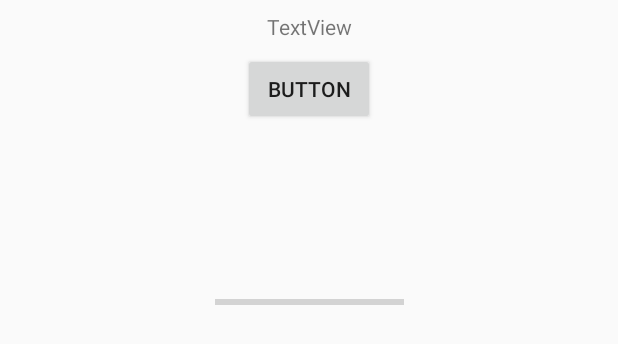
After one commit to LouEdd/Andromeda, an Android app: the layout duel_activity.xml on its own in the app's theme, with its tools: preview values and no code run, on a phone screen of 412 x 824 dp. The commit adds this screen. Shown: the top 344 px of the screen. Run offline under Robolectric (Android 15) with nearby library versions, the phone set to English and light mode, and no system bars.

Commit message:
add xml to custom view

```diff
--- a/AndroidGame/app/build.gradle
+++ b/AndroidGame/app/build.gradle
@@ -16,6 +16,10 @@ android {
             proguardFiles getDefaultProguardFile('proguard-android.txt'), 'proguard-rules.pro'
         }
     }
+    compileOptions {
+        targetCompatibility 1.8
+        sourceCompatibility 1.8
+    }
 }
 
 dependencies {
--- a/AndroidGame/app/src/main/AndroidManifest.xml
+++ b/AndroidGame/app/src/main/AndroidManifest.xml
@@ -16,6 +16,7 @@
                 <category android:name="android.intent.category.LAUNCHER" />
             </intent-filter>
         </activity>
+        <activity android:name=".DuelActivity"></activity>
     </application>
 
 </manifest>
--- a/AndroidGame/app/src/main/java/taing/tran/vivier/androidgame/Artefact/Artefact.java
+++ b/AndroidGame/app/src/main/java/taing/tran/vivier/androidgame/Artefact/Artefact.java
@@ -1,4 +1,6 @@
 package taing.tran.vivier.androidgame.Artefact;
 
-public interface Artefact {
+import android.os.Parcelable;
+
+public interface Artefact extends Parcelable {
 }
--- /dev/null
+++ b/AndroidGame/app/src/main/res/layout/duel_activity.xml
@@ -0,0 +1,71 @@
+<?xml version="1.0" encoding="utf-8"?>
+<android.support.constraint.ConstraintLayout xmlns:android="http://schemas.android.com/apk/res/android"
+    xmlns:app="http://schemas.android.com/apk/res-auto"
+    xmlns:tools="http://schemas.android.com/tools"
+    android:layout_width="match_parent"
+    android:layout_height="match_parent">
+
+    <ProgressBar
+        android:id="@+id/progressBar"
+        style="?android:attr/progressBarStyleHorizontal"
+        android:layout_width="126dp"
+        android:layout_height="43dp"
+        android:layout_marginBottom="8dp"
+        android:layout_marginEnd="8dp"
+        android:layout_marginLeft="8dp"
+        android:layout_marginRight="8dp"
+        android:layout_marginStart="8dp"
+        android:layout_marginTop="172dp"
+        app:layout_constraintEnd_toEndOf="parent"
+        app:layout_constraintStart_toStartOf="parent"
+        app:layout_constraintTop_toTopOf="@+id/hp"
+        app:layout_constraintVertical_bias="0.109" />
+
+    <ListView
+        android:layout_width="323dp"
+        android:layout_height="209dp"
+        android:layout_marginBottom="8dp"
+        android:layout_marginEnd="8dp"
+        android:layout_marginLeft="8dp"
+        android:layout_marginRight="8dp"
+        android:layout_marginStart="8dp"
+        android:layout_marginTop="8dp"
+        app:layout_constraintBottom_toBottomOf="parent"
+        app:layout_constraintEnd_toEndOf="parent"
+        app:layout_constraintHorizontal_bias="0.511"
+        app:layout_constraintStart_toStartOf="parent"
+        app:layout_constraintTop_toTopOf="parent"
+        app:layout_constraintVertical_bias="0.972" />
+
+    <TextView
+        android:id="@+id/hp"
+        android:layout_width="wrap_content"
+        android:layout_height="wrap_content"
+        android:layout_marginBottom="8dp"
+        android:layout_marginEnd="8dp"
+        android:layout_marginLeft="8dp"
+        android:layout_marginRight="8dp"
+        android:layout_marginStart="8dp"
+        android:layout_marginTop="8dp"
+        android:text="TextView"
+        app:layout_constraintEnd_toEndOf="parent"
+        app:layout_constraintStart_toStartOf="parent"
+        app:layout_constraintTop_toTopOf="parent" />
+
+    <Button
+        android:id="@+id/buttonDuel"
+        android:onClick="onClickButtonDuel"
+        android:layout_width="wrap_content"
+        android:layout_height="wrap_content"
+        android:layout_marginBottom="8dp"
+        android:layout_marginEnd="8dp"
+        android:layout_marginLeft="8dp"
+        android:layout_marginRight="8dp"
+        android:layout_marginStart="8dp"
+        android:layout_marginTop="8dp"
+        android:text="Button"
+        app:layout_constraintEnd_toEndOf="parent"
+        app:layout_constraintStart_toStartOf="parent"
+        app:layout_constraintTop_toBottomOf="@+id/hp" />
+
+</android.support.constraint.ConstraintLayout>
--- a/AndroidGame/app/src/main/res/values/strings.xml
+++ b/AndroidGame/app/src/main/res/values/strings.xml
@@ -1,3 +1,4 @@
 <resources>
     <string name="app_name">AndroidGame</string>
+    <string name="duel">Duel</string>
 </resources>
```
Also changed, not shown: AndroidGame/app/src/main/java/taing/tran/vivier/androidgame/Artefact/Sword.java (+11 -0 lines), AndroidGame/app/src/main/java/taing/tran/vivier/androidgame/DuelActivity.java (+29 -4 lines), AndroidGame/app/src/main/java/taing/tran/vivier/androidgame/GameView.java (+24 -5 lines), AndroidGame/app/src/main/java/taing/tran/vivier/androidgame/MainActivity.java (+19 -7 lines), AndroidGame/app/src/main/java/taing/tran/vivier/androidgame/Persona/Character.java (added, +139 -0 lines), AndroidGame/app/src/main/res/layout/main_activity.xml (added, +17 -0 lines).
